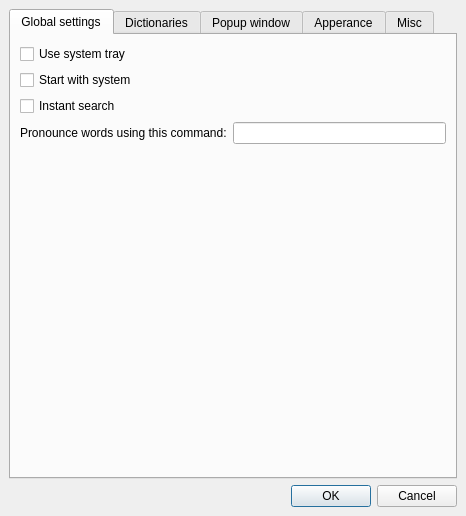
This is qstardict/settingsdialog.ui in qstardict/qstardict as Qt 5 draws it before an edit. The edited form follows.
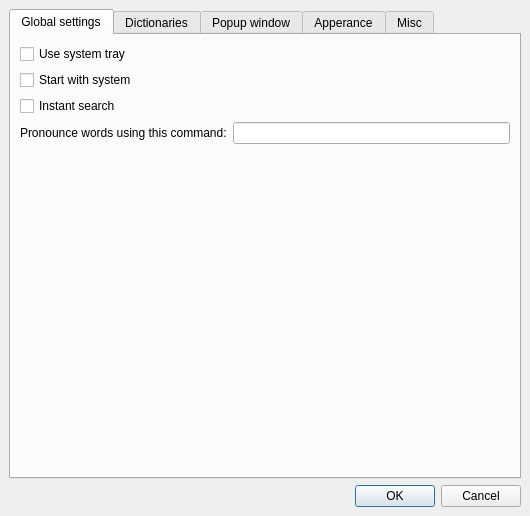
This is the edited form. Icons and pictures are not drawn. Custom widgets are drawn as their Qt base class.

Commit message: Fix settings dialog size

What changed in the file:
```diff
--- a/qstardict/settingsdialog.ui
+++ b/qstardict/settingsdialog.ui
@@ -6,7 +6,7 @@
    <rect>
     <x>0</x>
     <y>0</y>
-    <width>466</width>
+    <width>530</width>
     <height>516</height>
    </rect>
   </property>
```
